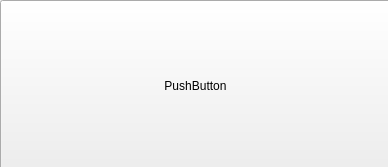
Sjeary/OnPointLinkProgram, file Client/front_end/accountsettings.ui: the form before one commit.
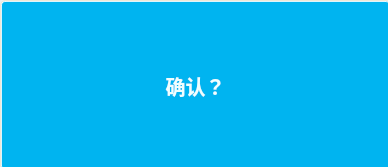
The form after the commit.

```diff
--- a/Client/front_end/accountsettings.ui
+++ b/Client/front_end/accountsettings.ui
@@ -19,6 +19,48 @@
   <property name="windowTitle">
    <string>用户设置</string>
   </property>
+  <property name="styleSheet">
+   <string notr="true">/*按钮*/
+QPushButton,QRadioButton
+{
+    /*背景，偏深蓝*/
+    background-color: rgb(0,180,240);
+    /*边框,淡黄*/
+    border-color: rgba(240,230,210,220);
+    border-radius: 5px;
+    border-style: groove;
+    border-width: 2px;
+    /*前景/字体，淡蓝*/
+    color: rgb(240,255,255);
+    font-family: consolas;
+    font-size: 20px;
+    font-weight:bold;
+    /*内边距*/
+    /*宽高*/
+    height:30px;
+}
+
+/*悬停时，背景变为淡蓝色，字体变为白色*/
+QRadioButton:hover,QPushButton:hover
+{
+    background-color: rgb(100,180,250);
+    color: white;
+}
+
+/*按下时，背景变为蓝绿色，显示边框效果*/
+QPushButton:pressed,QRadioButton:pressed
+{
+    /*背景*/
+    background-color: rgb(0,140,180);
+    /*边框*/
+    border-style: inset;
+    /*前景/字体*/
+    color: white;
+    /*内边距*/
+    padding-left:2px;
+    padding-top:2px;
+}</string>
+  </property>
   <widget class="QPushButton" name="tmpPushButton">
    <property name="geometry">
     <rect>
@@ -29,7 +71,7 @@
     </rect>
    </property>
    <property name="text">
-    <string>PushButton</string>
+    <string>确认？</string>
    </property>
   </widget>
  </widget>
```
